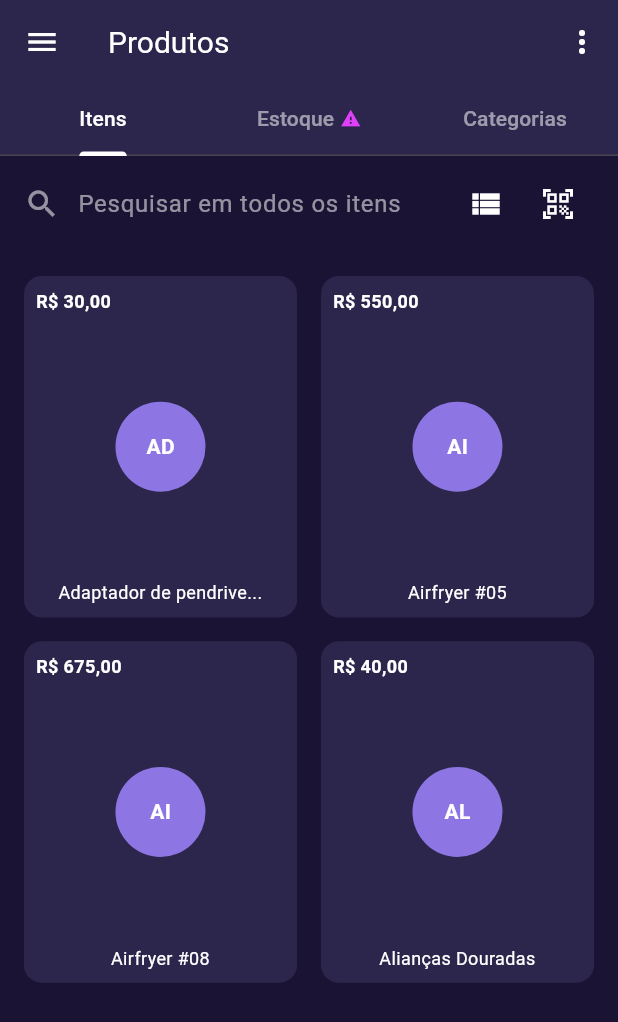
After one commit to JonadabeDavid1/jarbas-clone, a Flutter app: the ProductsPage screen opened directly, after a tap on the "grid view" icon, on a phone screen of 412 x 824 dp. The commit adds this screen. Shown: the top 1022 px of the screen. Run offline on Flutter 3.47's test engine with Material 3 defaults, Android fonts, the phone set to English and light mode, and no system bars.

Commit message:
Fix: stable version with theme and engine fixes

```diff
--- a/lib/home_page.dart
+++ b/lib/home_page.dart
@@ -1,6 +1,7 @@
 import 'package:flutter/material.dart';
 import 'package:jarbas_clone/theme.dart';
 import 'package:jarbas_clone/add_client_page.dart';
+import 'package:jarbas_clone/products_page.dart';
 
 class HomePage extends StatefulWidget {
   const HomePage({super.key});
@@ -255,7 +256,15 @@ class _HomePageState extends State<HomePage> {
                       Navigator.push(context, MaterialPageRoute(builder: (_) => const AddClientPage()));
                     },
                   ),
-                  _buildCircularAction(Icons.sell, 'Produto /\nServiço', const Color(0xFFFF7675)), // Orange
+                  _buildCircularAction(
+                    Icons.sell,
+                    'Produto /\nServiço',
+                    const Color(0xFFFF7675),
+                    onTap: () {
+                      Navigator.pop(sheetContext);
+                      Navigator.push(context, MaterialPageRoute(builder: (_) => const ProductsPage()));
+                    },
+                  ),
                   _buildCircularAction(Icons.dashboard_customize, 'Categoria', const Color(0xFFB2BEC3)), // Brown/Grey
                 ],
               ),
@@ -336,7 +345,9 @@ class _HomePageState extends State<HomePage> {
           _buildDrawerItem(Icons.people_outline, 'Clientes'),
           _buildDrawerItem(Icons.list_alt, 'Pedidos'),
           _buildDrawerItem(Icons.point_of_sale_outlined, 'Controle de Caixa', isPremium: true),
-          _buildDrawerItem(Icons.local_offer_outlined, 'Produtos / Serviços'),
+          _buildDrawerItem(Icons.local_offer_outlined, 'Produtos / Serviços', onTap: () {
+            Navigator.push(context, MaterialPageRoute(builder: (_) => const ProductsPage()));
+          }),
           _buildDrawerItem(Icons.calendar_month_outlined, 'Agenda'),
           _buildDrawerItem(Icons.attach_money_outlined, 'Financeiro'),
           _buildDrawerItem(Icons.receipt_long_outlined, 'Crediário'),
@@ -423,7 +434,7 @@ class _HomePageState extends State<HomePage> {
     );
   }
 
-  Widget _buildDrawerItem(IconData icon, String title, {bool isPremium = false}) {
+  Widget _buildDrawerItem(IconData icon, String title, {bool isPremium = false, VoidCallback? onTap}) {
     return ListTile(
       leading: Icon(icon, color: Colors.white, size: 24),
       title: Text(
@@ -443,9 +454,7 @@ class _HomePageState extends State<HomePage> {
               ),
             )
           : null,
-      onTap: () {
-        // Handle navigation here
-      },
+      onTap: onTap,
     );
   }
 }
--- /dev/null
+++ b/lib/products_page.dart
@@ -0,0 +1,331 @@
+import 'package:flutter/material.dart';
+import 'package:jarbas_clone/theme.dart';
+
+class ProductsPage extends StatefulWidget {
+  const ProductsPage({super.key});
+
+  @override
+  State<ProductsPage> createState() => _ProductsPageState();
+}
+
+class _ProductsPageState extends State<ProductsPage> with SingleTickerProviderStateMixin {
+  late TabController _tabController;
+  bool _isGridView = false;
+
+  @override
+  void initState() {
+    super.initState();
+    _tabController = TabController(length: 3, vsync: this);
+  }
+
+  @override
+  void dispose() {
+    _tabController.dispose();
+    super.dispose();
+  }
+
+  @override
+  Widget build(BuildContext context) {
+    return Scaffold(
+      appBar: AppBar(
+        backgroundColor: AppTheme.cardBackground,
+        elevation: 0,
+        leading: IconButton(
+          icon: const Icon(Icons.menu, color: Colors.white),
+          onPressed: () {},
+        ),
+        title: const Text('Produtos', style: TextStyle(color: Colors.white, fontSize: 20)),
+        actions: [
+          IconButton(
+            icon: const Icon(Icons.more_vert, color: Colors.white),
+            onPressed: () {},
+          ),
+        ],
+        bottom: TabBar(
+          controller: _tabController,
+          indicatorColor: Colors.white,
+          labelColor: Colors.white,
+          unselectedLabelColor: Colors.white54,
+          tabs: const [
+            Tab(text: 'Itens'),
+            Tab(
+              child: Row(
+                mainAxisAlignment: MainAxisAlignment.center,
+                children: [
+                  Text('Estoque'),
+                  SizedBox(width: 4),
+                  Icon(Icons.warning, size: 14, color: Colors.purpleAccent),
+                ],
+              ),
+            ),
+            Tab(text: 'Categorias'),
+          ],
+        ),
+      ),
+      body: TabBarView(
+        controller: _tabController,
+        children: [
+          _buildItemsTab(),
+          _buildStockTab(),
+          _buildCategoriesTab(),
+        ],
+      ),
+    );
+  }
+
+  Widget _buildItemsTab() {
+    return Column(
+      children: [
+        _buildSearchBar(),
+        Expanded(
+          child: _isGridView ? _buildGridItems() : _buildListItems(),
+        ),
+      ],
+    );
+  }
+
+  Widget _buildSearchBar() {
+    return Container(
+      padding: const EdgeInsets.symmetric(horizontal: 16, vertical: 8),
+      child: Row(
+        children: [
+          const Icon(Icons.search, color: Colors.white54),
+          const SizedBox(width: 12),
+          const Expanded(
+            child: TextField(
+              style: TextStyle(color: Colors.white),
+              decoration: InputDecoration(
+                hintText: 'Pesquisar em todos os itens',
+                hintStyle: TextStyle(color: Colors.white54),
+                border: InputBorder.none,
+              ),
+            ),
+          ),
+          IconButton(
+            icon: Icon(_isGridView ? Icons.view_list : Icons.grid_view, color: Colors.white),
+            onPressed: () => setState(() => _isGridView = !_isGridView),
+          ),
+          IconButton(
+            icon: const Icon(Icons.qr_code_scanner, color: Colors.white),
+            onPressed: () {},
+          ),
+        ],
+      ),
+    );
+  }
+
+  Widget _buildListItems() {
+    final List<Map<String, String>> items = [
+      {'name': 'Adaptador de pendrive para Celular', 'cat': 'Acessórios para Celular', 'price': 'R\$ 30,00'},
+      {'name': 'Airfryer #05', 'cat': 'Pequenos Eletrodomésticos', 'price': 'R\$ 550,00'},
+      {'name': 'Airfryer #08', 'cat': 'Preparação de Alimentos', 'price': 'R\$ 675,00'},
+      {'name': 'Alianças Douradas', 'cat': 'Anéis e Alianças', 'price': 'R\$ 40,00'},
+    ];
+
+    return ListView.builder(
+      itemCount: items.length,
+      itemBuilder: (context, index) {
+        final item = items[index];
+        return Column(
+          children: [
+            if (index == 0) _buildSectionHeader('A'),
+            ListTile(
+              leading: CircleAvatar(
+                backgroundColor: Colors.grey[800],
+                child: const Icon(Icons.image, color: Colors.white54),
+              ),
+              title: Text(item['name']!, style: const TextStyle(color: Colors.white, fontSize: 16)),
+              subtitle: Text(item['cat']!, style: const TextStyle(color: Colors.white54, fontSize: 14)),
+              trailing: Text(item['price']!, style: const TextStyle(color: Colors.white, fontSize: 16)),
+            ),
+            const Divider(color: Colors.white10, indent: 72),
+          ],
+        );
+      },
+    );
+  }
+
+  Widget _buildGridItems() {
+    final List<Map<String, String>> items = [
+      {'name': 'Adaptador de pendrive...', 'price': 'R\$ 30,00'},
+      {'name': 'Airfryer #05', 'price': 'R\$ 550,00'},
+      {'name': 'Airfryer #08', 'price': 'R\$ 675,00'},
+      {'name': 'Alianças Douradas', 'price': 'R\$ 40,00'},
+    ];
+
+    return GridView.builder(
+      padding: const EdgeInsets.all(16),
+      gridDelegate: const SliverGridDelegateWithFixedCrossAxisCount(
+        crossAxisCount: 2,
+        crossAxisSpacing: 16,
+        mainAxisSpacing: 16,
+        childAspectRatio: 0.8,
+      ),
+      itemCount: items.length,
+      itemBuilder: (context, index) {
+        final item = items[index];
+        return Container(
+          decoration: BoxDecoration(
+            color: AppTheme.cardBackground,
+            borderRadius: BorderRadius.circular(12),
+          ),
+          child: Column(
+            crossAxisAlignment: CrossAxisAlignment.stretch,
+            children: [
+              Padding(
+                padding: const EdgeInsets.all(8.0),
+                child: Text(item['price']!, style: const TextStyle(color: Colors.white, fontSize: 12, fontWeight: FontWeight.bold)),
+              ),
+              Expanded(
+                child: Center(
+                  child: Container(
+                    width: 60,
+                    height: 60,
+                    decoration: BoxDecoration(
+                      color: AppTheme.accentPurple,
+                      shape: BoxShape.circle,
+                    ),
+                    child: Center(
+                      child: Text(item['name']!.substring(0, 2).toUpperCase(), style: const TextStyle(color: Colors.white, fontWeight: FontWeight.bold)),
+                    ),
+                  ),
+                ),
+              ),
+              Container(
+                padding: const EdgeInsets.all(8),
+                decoration: const BoxDecoration(
+                  color: Color(0xFF2D264C),
+                  borderRadius: BorderRadius.only(bottomLeft: Radius.circular(12), bottomRight: Radius.circular(12)),
+                ),
+                child: Text(
+                  item['name']!,
+                  style: const TextStyle(color: Colors.white, fontSize: 12),
+                  textAlign: TextAlign.center,
+                  maxLines: 1,
+                  overflow: TextOverflow.ellipsis,
+                ),
+              ),
+            ],
+          ),
+        );
+      },
+    );
+  }
+
+  Widget _buildStockTab() {
+    return SingleChildScrollView(
+      padding: const EdgeInsets.all(16),
+      child: Column(
+        children: [
+          Row(
+            children: [
+              _buildStockCard('Total em estoque', 'R\$ 0,00', 'Custo: R\$ 0,00', const Color(0xFF4B39EF)),
+              const SizedBox(width: 16),
+              _buildStockCard('nenhum item', 'em estoque', '', const Color(0xFF9E1F63)),
+            ],
+          ),
+          const SizedBox(height: 24),
+          _buildAlertsSection(),
+        ],
+      ),
+    );
+  }
+
+  Widget _buildStockCard(String title, String mainValue, String subValue, Color color) {
+    return Expanded(
+      child: Container(
+        padding: const EdgeInsets.all(16),
+        decoration: BoxDecoration(
+          color: color,
+          borderRadius: BorderRadius.circular(12),
+        ),
+        child: Column(
+          crossAxisAlignment: CrossAxisAlignment.start,
+          children: [
+            Text(title, style: const TextStyle(color: Colors.white70, fontSize: 12)),
+            const SizedBox(height: 8),
+            const Text('R\$ 0,00', style: TextStyle(color: Colors.white, fontSize: 18, fontWeight: FontWeight.bold)),
+            if (subValue.isNotEmpty) Text(subValue, style: const TextStyle(color: Colors.white70, fontSize: 10)),
+          ],
+        ),
+      ),
+    );
+  }
+
+  Widget _buildAlertsSection() {
+    return Column(
+      children: [
+        Row(
+          children: const [
+            Icon(Icons.warning_amber_rounded, color: Colors.orange),
+            SizedBox(width: 8),
+            Text('Alertas', style: TextStyle(color: Colors.white, fontSize: 18)),
+            Spacer(),
+            Text('1', style: TextStyle(color: Colors.white70)),
+            Icon(Icons.keyboard_arrow_down, color: Colors.white70),
+          ],
+        ),
+        const SizedBox(height: 16),
+        Container(
+          padding: const EdgeInsets.all(16),
+          decoration: BoxDecoration(
+            color: AppTheme.cardBackground,
+            borderRadius: BorderRadius.circular(12),
+          ),
+          child: Row(
+            children: [
+              const Icon(Icons.inventory_2_outlined, color: Colors.redAccent),
+              const SizedBox(width: 16),
+              const Column(
+                crossAxisAlignment: CrossAxisAlignment.start,
+                children: [
+                  Text('Sem estoque', style: TextStyle(color: Colors.white, fontSize: 16)),
+                  Text('3 itens', style: TextStyle(color: Colors.white54, fontSize: 14)),
+                ],
+              ),
+              const Spacer(),
+              Container(
+                padding: const EdgeInsets.symmetric(horizontal: 8, vertical: 4),
+                decoration: BoxDecoration(color: Colors.redAccent, borderRadius: BorderRadius.circular(12)),
+                child: const Text('3', style: TextStyle(color: Colors.white, fontSize: 12)),
+              ),
+            ],
+          ),
+        ),
+      ],
+    );
+  }
+
+  Widget _buildCategoriesTab() {
+    final List<Map<String, dynamic>> categories = [
+      {'name': 'Acessórios para Celular', 'icon': 'AC', 'color': Colors.redAccent},
+      {'name': 'Cabos de Celular', 'icon': 'CC', 'color': Colors.blueGrey},
+      {'name': 'Carcaças, Capas e Protetores', 'icon': 'CP', 'color': Colors.teal},
+      {'name': 'Carregadores', 'icon': 'Ca', 'color': Colors.orange},
+    ];
+
+    return ListView.builder(
+      itemCount: categories.length,
+      itemBuilder: (context, index) {
+        final cat = categories[index];
+        return ListTile(
+          leading: CircleAvatar(
+            backgroundColor: cat['color'],
+            child: Text(cat['icon'], style: const TextStyle(color: Colors.white, fontSize: 14)),
+          ),
+          title: Text(cat['name'], style: const TextStyle(color: Colors.white, fontSize: 16)),
+          trailing: const Icon(Icons.edit, color: Colors.white54, size: 20),
+        );
+      },
+    );
+  }
+
+  Widget _buildSectionHeader(String title) {
+    return Container(
+      width: double.infinity,
+      padding: const EdgeInsets.symmetric(horizontal: 16, vertical: 8),
+      color: Colors.black12,
+      child: Text(title, style: const TextStyle(color: Colors.white54, fontWeight: FontWeight.bold)),
+    );
+  }
+}
--- a/lib/theme.dart
+++ b/lib/theme.dart
@@ -4,20 +4,21 @@ class AppTheme {
   static const Color background = Color(0xFF1A1333);
   static const Color cardBackground = Color(0xFF2D264C);
   static const Color accentPurple = Color(0xFF8D76E4);
-  static const Color textColor = Colors.white;
-  static const Color secondaryTextColor = Colors.white70;
 
   static ThemeData get darkTheme {
     return ThemeData(
+      useMaterial3: true,
       brightness: Brightness.dark,
+      colorScheme: ColorScheme.fromSeed(
+        seedColor: accentPurple,
+        brightness: Brightness.dark,
+        surface: background,
+        onSurface: Colors.white,
+        primary: accentPurple,
+      ),
       scaffoldBackgroundColor: background,
-      primaryColor: accentPurple,
+      // Usando cardColor diretamente para evitar conflitos de versão do CardTheme
       cardColor: cardBackground,
-      textTheme: const TextTheme(
-        headlineMedium: TextStyle(color: textColor, fontWeight: FontWeight.bold, fontSize: 18),
-        bodyMedium: TextStyle(color: textColor, fontSize: 14),
-        labelSmall: TextStyle(color: secondaryTextColor, fontSize: 12),
-      ),
       iconTheme: const IconThemeData(color: Colors.white),
     );
   }
```
Also changed, not shown: 1 other file.
